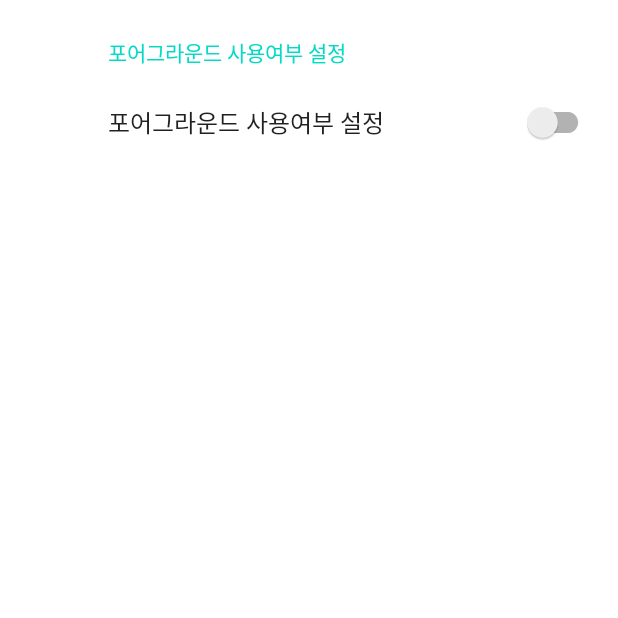
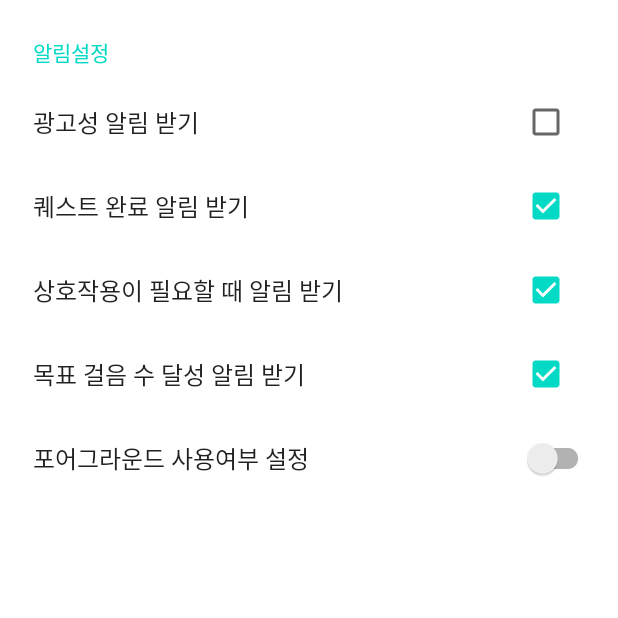
Before and after one commit to Lab-TeamProjects/My-Walking-Pet, an Android app: the NoticeSettingActivity screen opened directly, with no data from a screen before it, on a phone screen of 412 x 824 dp, the top half of it. Run offline under Robolectric (Android 15) with nearby library versions, the phone set to English and light mode, and no system bars; our stand-ins replace androidx.preference.

Commit message:
응애 왜 안돼

```diff
--- a/app/src/main/AndroidManifest.xml
+++ b/app/src/main/AndroidManifest.xml
@@ -3,9 +3,12 @@
     xmlns:tools="http://schemas.android.com/tools">
 
     <!-- 걸음 수 센서 사용권한 -->
-    <uses-permission android:name="android.permission.ACTIVITY_RECOGNITION" /> <!-- 배터리 최적화 예외 권한 요청 -->
-    <uses-permission android:name="android.permission.REQUEST_IGNORE_BATTERY_OPTIMIZATIONS" /> <!-- 포그라운드 서비스 권한 요청 -->
-    <uses-permission android:name="android.permission.FOREGROUND_SERVICE" /> <!-- 인터넷 사용권한 -->
+    <uses-permission android:name="android.permission.ACTIVITY_RECOGNITION" />
+    <!-- 배터리 최적화 예외 권한 요청 -->
+    <uses-permission android:name="android.permission.REQUEST_IGNORE_BATTERY_OPTIMIZATIONS" />
+    <!-- 포그라운드 서비스 권한 요청 -->
+    <uses-permission android:name="android.permission.FOREGROUND_SERVICE" />
+    <!-- 인터넷 사용권한 -->
     <uses-permission android:name="android.permission.INTERNET" />
 
     <application
@@ -25,7 +28,7 @@
             android:exported="true" />
 
         <activity
-            android:name=".setting.SettingsActivity"
+            android:name=".setting.NoticeSettingActivity"
             android:exported="true"
             android:label="@string/title_activity_settings">
             <meta-data
--- a/app/src/main/java/com/lab_team_projects/my_walking_pet/setting/SettingsActivity.java
+++ b/app/src/main/java/com/lab_team_projects/my_walking_pet/setting/NoticeSettingActivity.java
@@ -3,10 +3,9 @@ package com.lab_team_projects.my_walking_pet.setting;
 import android.content.Intent;
 import android.content.SharedPreferences;
 import android.os.Bundle;
-import android.util.Log;
+import android.os.PowerManager;
 import android.widget.Toast;
 
-import androidx.annotation.Nullable;
 import androidx.appcompat.app.ActionBar;
 import androidx.appcompat.app.AppCompatActivity;
 import androidx.preference.PreferenceFragmentCompat;
@@ -15,7 +14,7 @@ import androidx.preference.PreferenceManager;
 import com.lab_team_projects.my_walking_pet.R;
 import com.lab_team_projects.my_walking_pet.walk_count.WalkCountForeGroundService;
 
-public class SettingsActivity extends AppCompatActivity {
+public class NoticeSettingActivity extends AppCompatActivity {
 
     @Override
     protected void onCreate(Bundle savedInstanceState) {
@@ -35,9 +34,10 @@ public class SettingsActivity extends AppCompatActivity {
 
     public static class SettingsFragment extends PreferenceFragmentCompat {
 
-        SharedPreferences prefs;
+        private SharedPreferences prefs;
 
         private static final String SETTING_SENSOR_BG = "foreground_use";
+
 
         @Override
         public void onCreatePreferences(Bundle savedInstanceState, String rootKey) {
@@ -53,11 +53,10 @@ public class SettingsActivity extends AppCompatActivity {
                     public void onSharedPreferenceChanged(SharedPreferences sharedPreferences, String key) {
                         if(key.equals(SETTING_SENSOR_BG)) {
                             if (sharedPreferences.getBoolean(key, true)) {
+
                                 startService();
-                                Toast.makeText(getContext(), "서비스 시작", Toast.LENGTH_SHORT).show();
                             }
                             else {
-                                Toast.makeText(getContext(), "서비스 중지", Toast.LENGTH_SHORT).show();
                                 stopService();
                             }
                         }
@@ -65,13 +64,14 @@ public class SettingsActivity extends AppCompatActivity {
                 };
 
         public void startService() {
+            // 서비스 시작 함수
             Intent serviceIntent;
             serviceIntent = new Intent(getContext(), WalkCountForeGroundService.class);
             requireContext().startService(serviceIntent);
         }
 
         public void stopService() {
-
+            // 서비스 종료 함수
             Intent serviceIntent;
             serviceIntent = new Intent(getContext(), WalkCountForeGroundService.class);
             requireContext().stopService(serviceIntent);
--- a/app/src/main/res/layout/settings_activity.xml
+++ b/app/src/main/res/layout/settings_activity.xml
@@ -5,5 +5,7 @@
     <FrameLayout
         android:id="@+id/settings"
         android:layout_width="match_parent"
-        android:layout_height="match_parent" />
+        android:layout_height="match_parent"
+        android:layout_marginLeft="-50dp"/>
+
 </LinearLayout>
--- a/app/src/main/res/xml/root_preferences.xml
+++ b/app/src/main/res/xml/root_preferences.xml
@@ -1,7 +1,27 @@
 <PreferenceScreen xmlns:app="http://schemas.android.com/apk/res-auto">
 
     <PreferenceCategory
-        app:title="포어그라운드 사용여부 설정">
+        app:title="알림설정">
+
+        <CheckBoxPreference
+            app:defaultValue="false"
+            app:key="ad_notice"
+            app:title="광고성 알림 받기" />
+
+        <CheckBoxPreference
+            app:defaultValue="true"
+            app:key="quest_complete_notice"
+            app:title="퀘스트 완료 알림 받기" />
+
+        <CheckBoxPreference
+            app:defaultValue="true"
+            app:key="hungry_notice"
+            app:title="상호작용이 필요할 때 알림 받기" />
+
+        <CheckBoxPreference
+            app:defaultValue="true"
+            app:key="goal_notice"
+            app:title="목표 걸음 수 달성 알림 받기" />
 
         <SwitchPreferenceCompat
             app:defaultValue="false"
@@ -9,5 +29,4 @@
             app:title="포어그라운드 사용여부 설정" />
 
     </PreferenceCategory>
-
 </PreferenceScreen>
```
Also changed, not shown: app/src/main/java/com/lab_team_projects/my_walking_pet/setting/SettingFragment.java (+37 -5 lines), app/src/main/java/com/lab_team_projects/my_walking_pet/walk_count/WalkCountForeGroundService.java (+34 -4 lines), app/src/main/res/layout/fragment_setting.xml (+4 -7 lines), app/src/main/res/values/strings.xml (+9 -0 lines).
